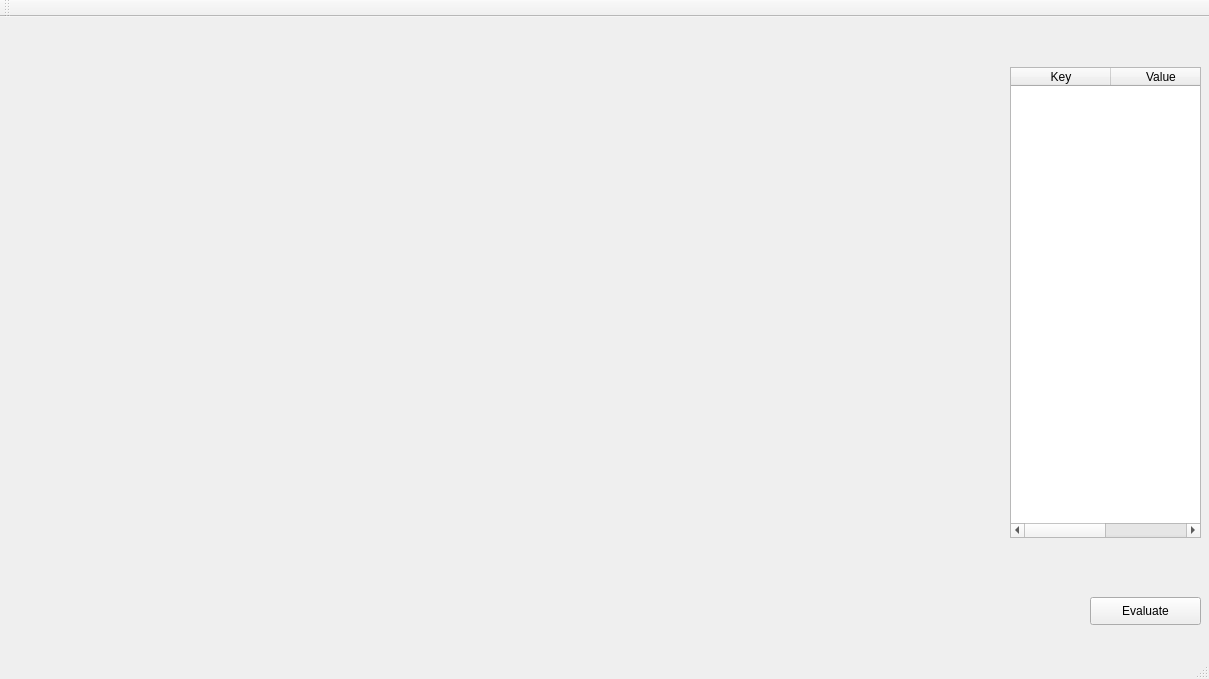
The window that gui_app/mainwindow.ui (olegyablokov/pde-numeric-solver) describes before a commit, drawn with Qt 5.
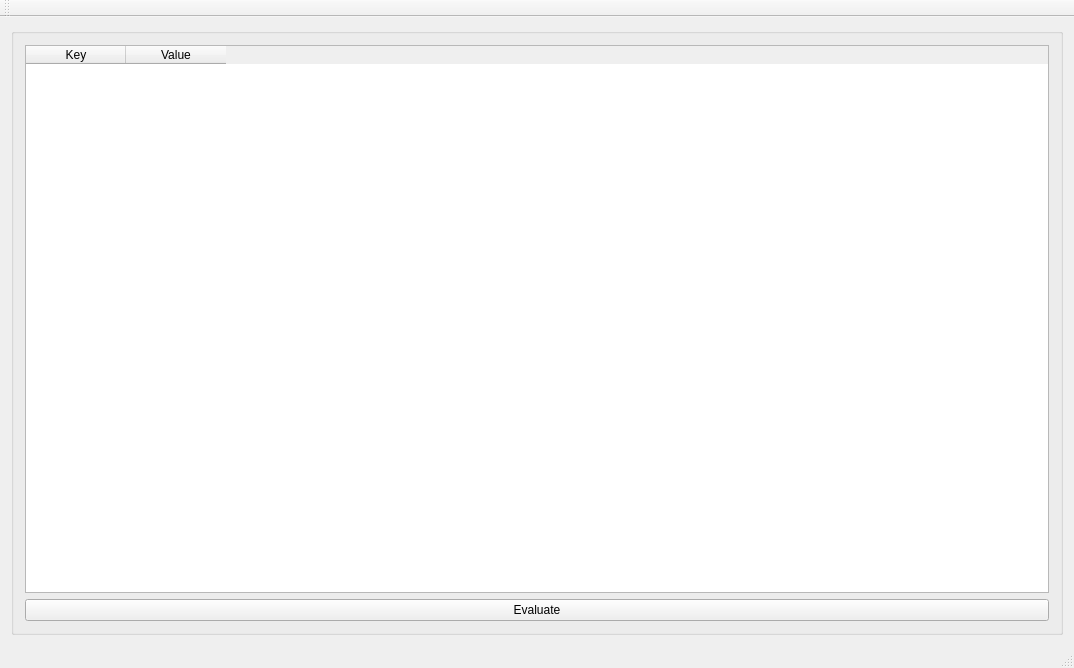
The same window after the commit.

What changed in the file:
```diff
--- a/gui_app/mainwindow.ui
+++ b/gui_app/mainwindow.ui
@@ -6,33 +6,43 @@
    <rect>
     <x>0</x>
     <y>0</y>
-    <width>1209</width>
-    <height>679</height>
+    <width>1074</width>
+    <height>668</height>
    </rect>
   </property>
   <property name="windowTitle">
    <string>MainWindow</string>
   </property>
   <widget class="QWidget" name="centralWidget">
-   <widget class="QWidget" name="GraphWidget" native="true">
-    <property name="geometry">
-     <rect>
-      <x>0</x>
-      <y>10</y>
-      <width>1000</width>
-      <height>600</height>
-     </rect>
-    </property>
-   </widget>
+   <layout class="QHBoxLayout" name="horizontalLayout_2">
+    <item>
+     <layout class="QHBoxLayout" name="horizontalLayout">
+      <item>
+       <widget class="QGroupBox" name="groupBox">
+        <property name="sizePolicy">
+         <sizepolicy hsizetype="Preferred" vsizetype="Preferred">
+          <horstretch>0</horstretch>
+          <verstretch>0</verstretch>
+         </sizepolicy>
+        </property>
+        <property name="minimumSize">
+         <size>
+          <width>100</width>
+          <height>0</height>
+         </size>
+        </property>
+        <property name="layoutDirection">
+         <enum>Qt::LeftToRight</enum>
+        </property>
+        <property name="title">
+         <string/>
+        </property>
+        <property name="flat">
+         <bool>false</bool>
+        </property>
+        <layout class="QVBoxLayout" name="verticalLayout">
+         <item>
    <widget class="QTableWidget" name="PdeSettingsTableWidget">
-    <property name="geometry">
-     <rect>
-      <x>1010</x>
-      <y>50</y>
-      <width>191</width>
-      <height>471</height>
-     </rect>
-    </property>
     <column>
      <property name="text">
       <string>Key</string>
@@ -44,19 +54,20 @@
      </property>
     </column>
    </widget>
+         </item>
+         <item>
    <widget class="QPushButton" name="EvaluatePushButton">
-    <property name="geometry">
-     <rect>
-      <x>1090</x>
-      <y>580</y>
-      <width>111</width>
-      <height>28</height>
-     </rect>
-    </property>
     <property name="text">
      <string>Evaluate</string>
     </property>
    </widget>
+         </item>
+        </layout>
+       </widget>
+      </item>
+     </layout>
+    </item>
+   </layout>
   </widget>
   <widget class="QMenuBar" name="menuBar">
    <property name="geometry">
```
Left out of the diff: 10 changed lines with no effect on the pictures. Lines whose indentation alone changed are shown as unchanged.
